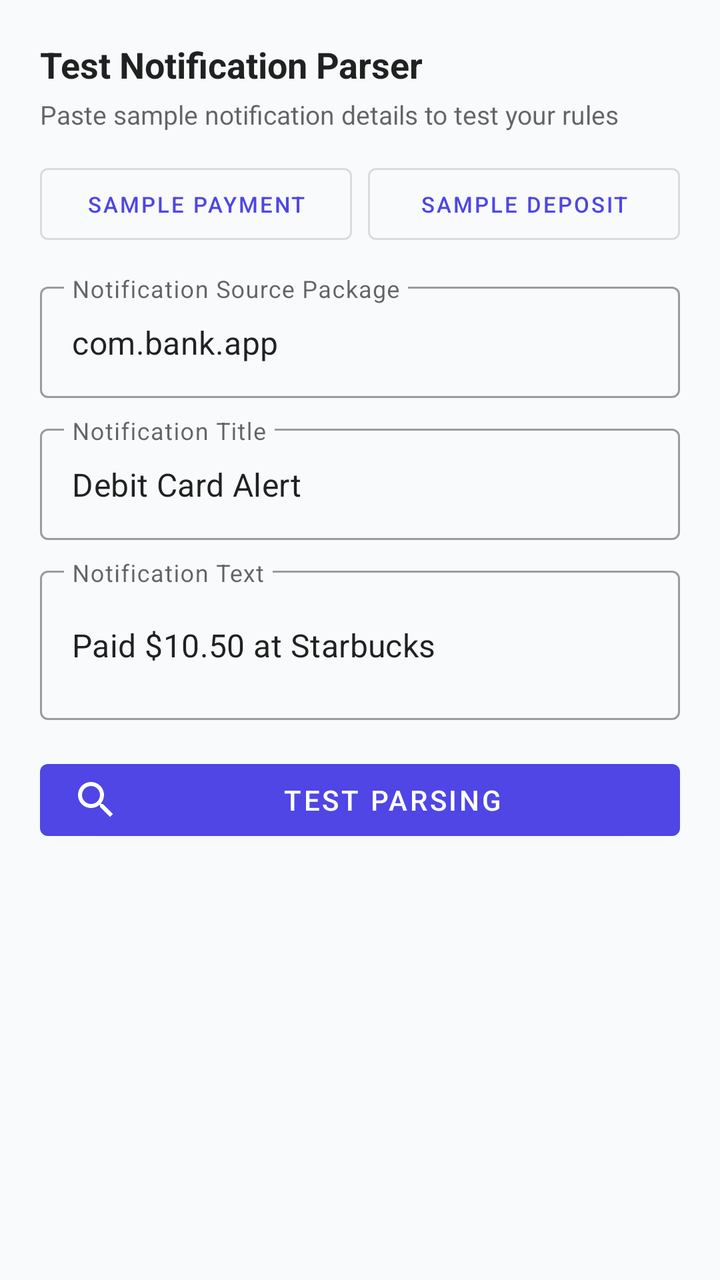
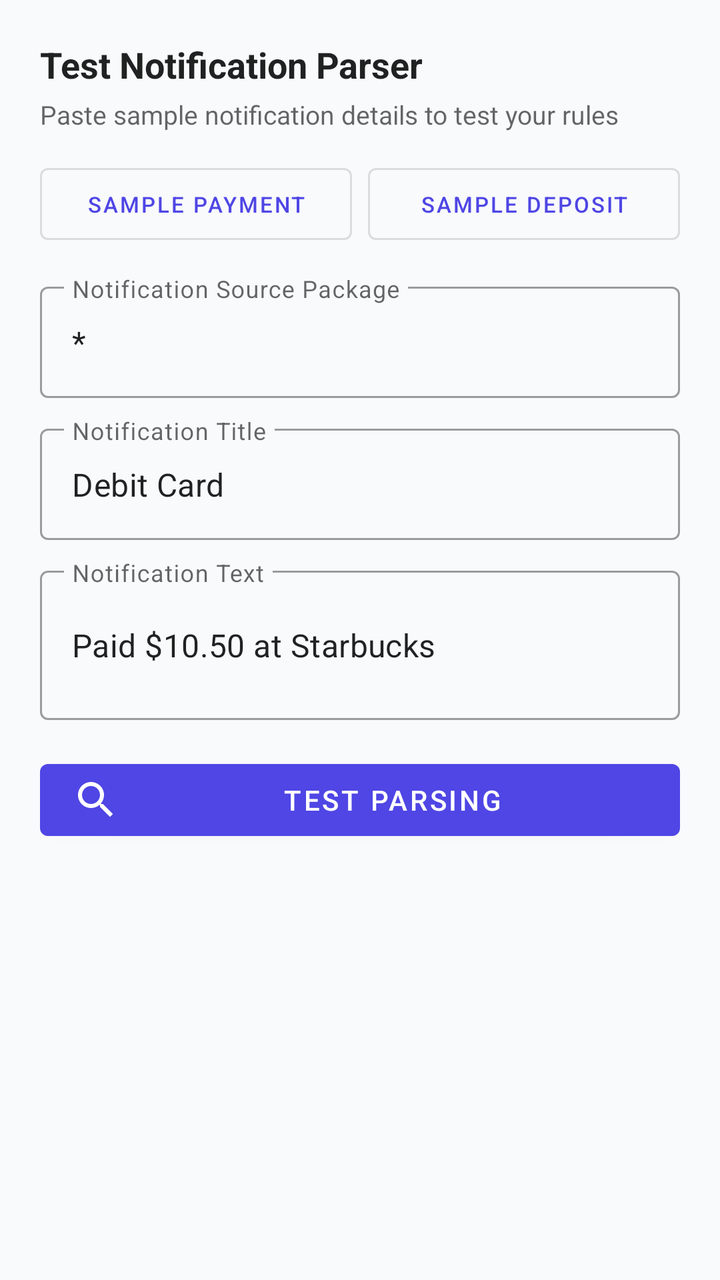

An Android layout rendered at two revisions. The XML below is the earlier revision; the diff shows what the commit changed to produce the second picture.
<!-- AndroidManifest.xml: application theme Theme.ActualApp -->
<!-- res/layout/dialog_test_parser.xml -->
<?xml version="1.0" encoding="utf-8"?>
<ScrollView xmlns:android="http://schemas.android.com/apk/res/android"
    xmlns:app="http://schemas.android.com/apk/res-auto"
    android:layout_width="match_parent"
    android:layout_height="wrap_content"
    android:padding="20dp">

    <LinearLayout
        android:layout_width="match_parent"
        android:layout_height="wrap_content"
        android:orientation="vertical">

        <TextView
            android:layout_width="wrap_content"
            android:layout_height="wrap_content"
            android:text="Test Notification Parser"
            android:textColor="?android:attr/textColorPrimary"
            android:textSize="18sp"
            android:textStyle="bold" />

        <TextView
            android:layout_width="wrap_content"
            android:layout_height="wrap_content"
            android:layout_marginTop="4dp"
            android:layout_marginBottom="12dp"
            android:text="Paste sample notification details to test your rules"
            android:textColor="?android:attr/textColorSecondary"
            android:textSize="13sp" />

        
        <LinearLayout
            android:layout_width="match_parent"
            android:layout_height="wrap_content"
            android:layout_marginBottom="12dp"
            android:orientation="horizontal">

            <com.google.android.material.button.MaterialButton
                android:id="@+id/btnSampleCoffee"
                style="@style/Widget.MaterialComponents.Button.OutlinedButton"
                android:layout_width="0dp"
                android:layout_height="wrap_content"
                android:layout_marginEnd="4dp"
                android:layout_weight="1"
                android:text="Sample Payment"
                android:textSize="11sp" />

            <com.google.android.material.button.MaterialButton
                android:id="@+id/btnSampleSalary"
                style="@style/Widget.MaterialComponents.Button.OutlinedButton"
                android:layout_width="0dp"
                android:layout_height="wrap_content"
                android:layout_marginStart="4dp"
                android:layout_weight="1"
                android:text="Sample Deposit"
                android:textSize="11sp" />
        </LinearLayout>

        
        <com.google.android.material.textfield.TextInputLayout
            style="@style/Widget.MaterialComponents.TextInputLayout.OutlinedBox"
            android:layout_width="match_parent"
            android:layout_height="wrap_content"
            android:layout_marginBottom="10dp"
            android:hint="Notification Source Package">

            <com.google.android.material.textfield.TextInputEditText
                android:id="@+id/etTestPackage"
                android:layout_width="match_parent"
                android:layout_height="wrap_content"
                android:text="com.bank.app" />
        </com.google.android.material.textfield.TextInputLayout>

        
        <com.google.android.material.textfield.TextInputLayout
            style="@style/Widget.MaterialComponents.TextInputLayout.OutlinedBox"
            android:layout_width="match_parent"
            android:layout_height="wrap_content"
            android:layout_marginBottom="10dp"
            android:hint="Notification Title">

            <com.google.android.material.textfield.TextInputEditText
                android:id="@+id/etTestTitle"
                android:layout_width="match_parent"
                android:layout_height="wrap_content"
                android:text="Debit Card Alert" />
        </com.google.android.material.textfield.TextInputLayout>

        
        <com.google.android.material.textfield.TextInputLayout
            style="@style/Widget.MaterialComponents.TextInputLayout.OutlinedBox"
            android:layout_width="match_parent"
            android:layout_height="wrap_content"
            android:layout_marginBottom="16dp"
            android:hint="Notification Text">

            <com.google.android.material.textfield.TextInputEditText
                android:id="@+id/etTestText"
                android:layout_width="match_parent"
                android:layout_height="wrap_content"
                android:minLines="2"
                android:text="Paid $10.50 at Starbucks" />
        </com.google.android.material.textfield.TextInputLayout>

        <com.google.android.material.button.MaterialButton
            android:id="@+id/btnRunTest"
            style="@style/Widget.MaterialComponents.Button"
            android:layout_width="match_parent"
            android:layout_height="48dp"
            android:layout_marginBottom="16dp"
            android:text="Test Parsing"
            app:icon="@drawable/ic_search" />

        
        <LinearLayout
            android:id="@+id/layoutTestResult"
            android:layout_width="match_parent"
            android:layout_height="wrap_content"
            android:background="@drawable/bg_rounded_light"
            android:orientation="vertical"
            android:padding="12dp"
            android:visibility="gone">

            <TextView
                android:id="@+id/tvTestStatus"
                android:layout_width="wrap_content"
                android:layout_height="wrap_content"
                android:text="Match Status"
                android:textSize="14sp"
                android:textStyle="bold" />

            <TextView
                android:id="@+id/tvTestJson"
                android:layout_width="match_parent"
                android:layout_height="wrap_content"
                android:layout_marginTop="8dp"
                android:fontFamily="monospace"
                android:textColor="?android:attr/textColorPrimary"
                android:textSize="12sp" />

            <com.google.android.material.button.MaterialButton
                android:id="@+id/btnSimulatePopup"
                style="@style/Widget.MaterialComponents.Button.OutlinedButton"
                android:layout_width="match_parent"
                android:layout_height="wrap_content"
                android:layout_marginTop="12dp"
                android:text="Simulate Popup Dialog"
                app:icon="@drawable/ic_view" />
        </LinearLayout>
    </LinearLayout>
</ScrollView>
<!-- resources referenced by this layout -->
<resources>
  <!-- drawable bg_rounded_light (drawable) -->
  <?xml version="1.0" encoding="utf-8"?>
  <shape xmlns:android="http://schemas.android.com/apk/res/android"
      android:shape="rectangle">
      <corners android:radius="12dp" />
      <solid android:color="@color/input_background" />
      <stroke
          android:width="1dp"
          android:color="@color/card_stroke" />
  </shape>
  <!-- drawable ic_search (drawable) -->
  <vector xmlns:android="http://schemas.android.com/apk/res/android"
      android:width="24dp"
      android:height="24dp"
      android:viewportWidth="24"
      android:viewportHeight="24">
      <path
          android:fillColor="@color/primary"
          android:pathData="M15.5,14h-0.79l-0.28,-0.27C15.41,12.59 16,11.11 16,9.5 16,5.91 13.09,3 9.5,3S3,5.91 3,9.5 5.91,16 9.5,16c1.61,0 3.09,-0.59 4.23,-1.57l0.27,0.28v0.79l5,4.99L20.49,19l-4.99,-5zM9.5,14C7.01,14 5,11.99 5,9.5S7.01,5 9.5,5 14,7.01 14,9.5 11.99,14 9.5,14z"/>
  </vector>
  <!-- drawable ic_view (drawable) -->
  <vector xmlns:android="http://schemas.android.com/apk/res/android"
      android:width="24dp"
      android:height="24dp"
      android:viewportWidth="24"
      android:viewportHeight="24">
      <path
          android:fillColor="@color/primary"
          android:pathData="M12,4.5C7,4.5 2.73,7.61 1,12c1.73,4.39 6,7.5 11,7.5s9.27,-3.11 11,-7.5c-1.73,-4.39 -6,-7.5 -11,-7.5zM12,17c-2.76,0 -5,-2.24 -5,-5s2.24,-5 5,-5 5,2.24 5,5 -2.24,5 -5,5zM12,9c-1.66,0 -3,1.34 -3,3s1.34,3 3,3 3,-1.34 3,-3 -1.34,-3 -3,-3z"/>
  </vector>
  <style name="Theme.ActualApp" parent="Theme.MaterialComponents.DayNight.NoActionBar">
          
          <item name="colorPrimary">@color/primary</item>
          <item name="colorPrimaryVariant">@color/primary_variant</item>
          <item name="colorOnPrimary">@color/white</item>
          
          <item name="colorSecondary">@color/secondary</item>
          <item name="colorSecondaryVariant">@color/secondary_variant</item>
          <item name="colorOnSecondary">@color/white</item>
          
          <item name="android:windowBackground">@color/background</item>
          <item name="colorSurface">@color/surface</item>
          <item name="android:colorBackground">@color/background</item>
          <item name="android:statusBarColor">@color/surface</item>
          <item name="android:windowLightStatusBar">true</item>
          
          <item name="boxStrokeColor">@color/text_input_box_stroke</item>
          <item name="boxBackgroundColor">@color/text_input_box_background</item>
          <item name="hintTextColor">?colorPrimary</item>
      </style>
  <color name="input_background">#F1F5F9</color>
  <color name="card_stroke">#E2E8F0</color>
  <color name="primary">#4F46E5</color>
  <color name="primary_variant">#4338CA</color>
  <color name="white">#FFFFFF</color>
  <color name="secondary">#10B981</color>
  <color name="secondary_variant">#059669</color>
  <color name="background">#F8FAFC</color>
  <color name="surface">#FFFFFF</color>
</resources>

<!-- the commit's change to res/layout/dialog_test_parser.xml (unified diff, before → after) -->
@@ -67,7 +67,7 @@
                 android:id="@+id/etTestPackage"
                 android:layout_width="match_parent"
                 android:layout_height="wrap_content"
-                android:text="com.bank.app" />
+                android:text="*" />
         </com.google.android.material.textfield.TextInputLayout>
 
         
@@ -82,7 +82,7 @@
                 android:id="@+id/etTestTitle"
                 android:layout_width="match_parent"
                 android:layout_height="wrap_content"
-                android:text="Debit Card Alert" />
+                android:text="Debit Card" />
         </com.google.android.material.textfield.TextInputLayout>
 
         
